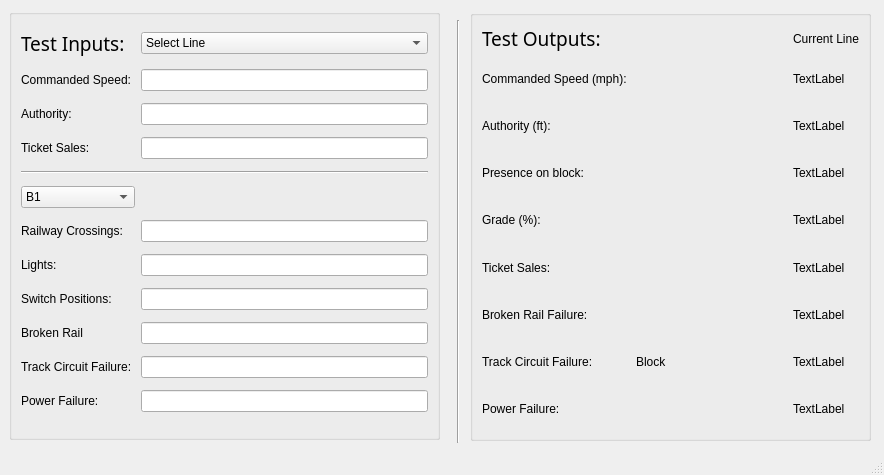
The window that Track Model/testbench_trackmodel.ui (asmithie13/ECE-1140) describes before a commit, drawn with Qt 5.
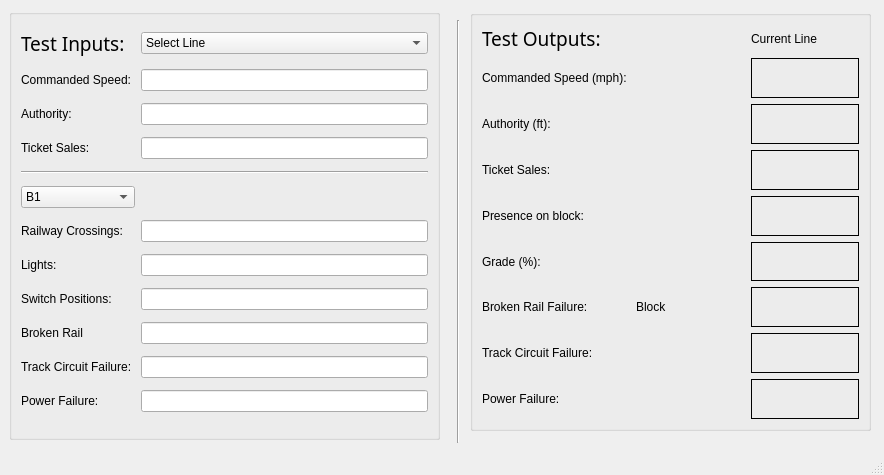
The same window after the commit.

What changed in the file:
```diff
--- a/Track Model/testbench_trackmodel.ui
+++ b/Track Model/testbench_trackmodel.ui
@@ -244,104 +244,13 @@
       <x>470</x>
       <y>10</y>
       <width>401</width>
-      <height>431</height>
+      <height>421</height>
      </rect>
     </property>
     <property name="title">
      <string/>
     </property>
     <layout class="QGridLayout" name="gridLayout">
-     <item row="2" column="2">
-      <widget class="QLabel" name="authority_out">
-       <property name="text">
-        <string>TextLabel</string>
-       </property>
-      </widget>
-     </item>
-     <item row="7" column="0">
-      <widget class="QLabel" name="label_24">
-       <property name="text">
-        <string>Track Circuit Failure: </string>
-       </property>
-      </widget>
-     </item>
-     <item row="2" column="0">
-      <widget class="QLabel" name="label_10">
-       <property name="text">
-        <string>Authority (ft):</string>
-       </property>
-      </widget>
-     </item>
-     <item row="6" column="2">
-      <widget class="QLabel" name="broken_out">
-       <property name="text">
-        <string>TextLabel</string>
-       </property>
-      </widget>
-     </item>
-     <item row="5" column="2">
-      <widget class="QLabel" name="broken_out_2">
-       <property name="text">
-        <string>TextLabel</string>
-       </property>
-      </widget>
-     </item>
-     <item row="6" column="0">
-      <widget class="QLabel" name="label_21">
-       <property name="text">
-        <string>Broken Rail Failure: </string>
-       </property>
-      </widget>
-     </item>
-     <item row="4" column="0">
-      <widget class="QLabel" name="label_20">
-       <property name="text">
-        <string>Grade (%):</string>
-       </property>
-      </widget>
-     </item>
-     <item row="0" column="2">
-      <widget class="QLabel" name="line_out">
-       <property name="text">
-        <string>Current Line</string>
-       </property>
-      </widget>
-     </item>
-     <item row="5" column="0">
-      <widget class="QLabel" name="label_26">
-       <property name="text">
-        <string>Ticket Sales: </string>
-       </property>
-      </widget>
-     </item>
-     <item row="3" column="2">
-      <widget class="QLabel" name="label_17">
-       <property name="text">
-        <string>TextLabel</string>
-       </property>
-      </widget>
-     </item>
-     <item row="1" column="0">
-      <widget class="QLabel" name="label_9">
-       <property name="text">
-        <string>Commanded Speed (mph): </string>
-       </property>
-      </widget>
-     </item>
-     <item row="8" column="0">
-      <widget class="QLabel" name="label_25">
-       <property name="text">
-        <string>Power Failure:</string>
-       </property>
-      </widget>
-     </item>
-     <item row="8" column="2">
-      <widget class="QLabel" name="power_out">
-       <property name="text">
-        <string>TextLabel</string>
-       </property>
-      </widget>
-     </item>
      <item row="0" column="0">
       <widget class="QLabel" name="label_8">
        <property name="sizePolicy">
@@ -361,24 +270,109 @@
        </property>
       </widget>
      </item>
+     <item row="0" column="2">
+      <widget class="QLabel" name="line_out">
+       <property name="text">
+        <string>Current Line</string>
+       </property>
+      </widget>
+     </item>
+     <item row="1" column="0">
+      <widget class="QLabel" name="label_9">
+       <property name="text">
+        <string>Commanded Speed (mph): </string>
+       </property>
+      </widget>
+     </item>
+     <item row="1" column="2">
+      <widget class="QLabel" name="com_speed_out_1">
+       <property name="frameShape">
+        <enum>QFrame::Box</enum>
+       </property>
+       <property name="text">
+        <string/>
+       </property>
+      </widget>
+     </item>
+     <item row="2" column="0">
+      <widget class="QLabel" name="label_10">
+       <property name="text">
+        <string>Authority (ft):</string>
+       </property>
+      </widget>
+     </item>
+     <item row="2" column="2">
+      <widget class="QLabel" name="authority_out">
+       <property name="frameShape">
+        <enum>QFrame::Box</enum>
+       </property>
+       <property name="text">
+        <string/>
+       </property>
+      </widget>
+     </item>
      <item row="3" column="0">
+      <widget class="QLabel" name="label_26">
+       <property name="text">
+        <string>Ticket Sales: </string>
+       </property>
+      </widget>
+     </item>
+     <item row="3" column="2">
+      <widget class="QLabel" name="ticket_out">
+       <property name="frameShape">
+        <enum>QFrame::Box</enum>
+       </property>
+       <property name="text">
+        <string/>
+       </property>
+      </widget>
+     </item>
+     <item row="4" column="0">
       <widget class="QLabel" name="label_12">
        <property name="text">
         <string>Presence on block:</string>
        </property>
       </widget>
      </item>
-     <item row="1" column="2">
-      <widget class="QLabel" name="com_speed_out_1">
+     <item row="4" column="2">
+      <widget class="QLabel" name="label_17">
+       <property name="frameShape">
+        <enum>QFrame::Box</enum>
+       </property>
        <property name="text">
-        <string>TextLabel</string>
+        <string/>
        </property>
       </widget>
      </item>
-     <item row="6" column="1" rowspan="3">
+     <item row="5" column="0">
+      <widget class="QLabel" name="label_20">
+       <property name="text">
+        <string>Grade (%):</string>
+       </property>
+      </widget>
+     </item>
+     <item row="5" column="2">
+      <widget class="QLabel" name="grade_out">
+       <property name="frameShape">
+        <enum>QFrame::Box</enum>
+       </property>
+       <property name="text">
+        <string/>
+       </property>
+      </widget>
+     </item>
+     <item row="6" column="0">
+      <widget class="QLabel" name="label_21">
+       <property name="text">
+        <string>Broken Rail Failure: </string>
+       </property>
+      </widget>
+     </item>
+     <item row="6" column="1">
       <widget class="QLabel" name="broken_block_out">
        <property name="sizePolicy">
-        <sizepolicy hsizetype="Expanding" vsizetype="Expanding">
+        <sizepolicy hsizetype="Preferred" vsizetype="Preferred">
          <horstretch>0</horstretch>
          <verstretch>0</verstretch>
         </sizepolicy>
@@ -394,17 +388,47 @@
        </property>
       </widget>
      </item>
-     <item row="4" column="2">
-      <widget class="QLabel" name="grade_out">
+     <item row="6" column="2">
+      <widget class="QLabel" name="broken_out">
+       <property name="frameShape">
+        <enum>QFrame::Box</enum>
+       </property>
        <property name="text">
-        <string>TextLabel</string>
+        <string/>
+       </property>
+      </widget>
+     </item>
+     <item row="7" column="0">
+      <widget class="QLabel" name="label_24">
+       <property name="text">
+        <string>Track Circuit Failure: </string>
        </property>
       </widget>
      </item>
      <item row="7" column="2">
       <widget class="QLabel" name="track_out">
+       <property name="frameShape">
+        <enum>QFrame::Box</enum>
+       </property>
        <property name="text">
-        <string>TextLabel</string>
+        <string/>
+       </property>
+      </widget>
+     </item>
+     <item row="8" column="0">
+      <widget class="QLabel" name="label_25">
+       <property name="text">
+        <string>Power Failure:</string>
+       </property>
+      </widget>
+     </item>
+     <item row="8" column="2">
+      <widget class="QLabel" name="power_out">
+       <property name="frameShape">
+        <enum>QFrame::Box</enum>
+       </property>
+       <property name="text">
+        <string/>
        </property>
       </widget>
      </item>
```
Left out of the diff: 2 changed lines with no effect on the pictures.
